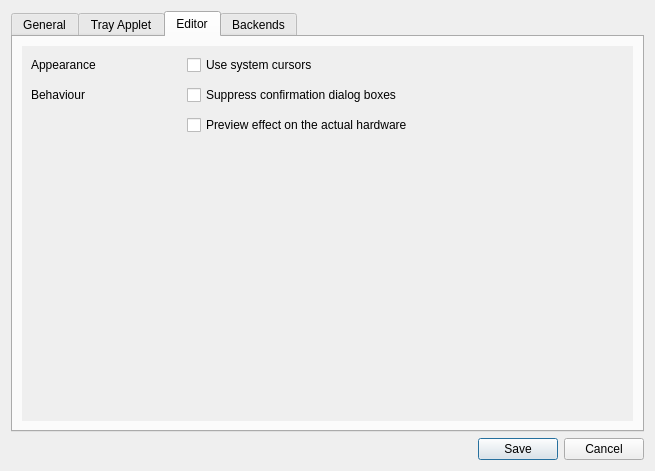
Old version of the form data/qt/preferences.ui in the repository polychromatic/polychromatic.
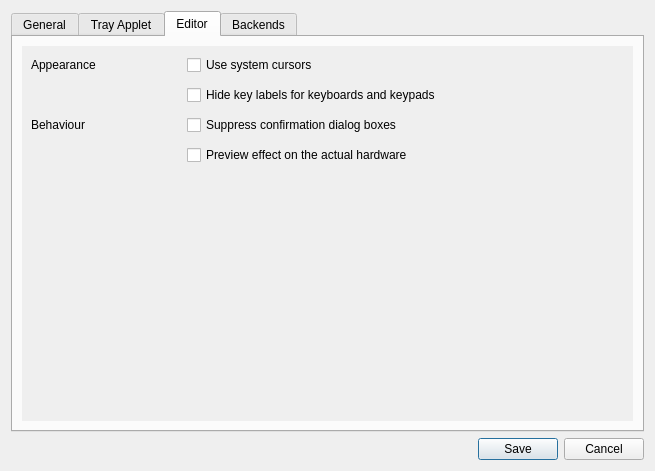
New version of the form. The open tabs and pages were chosen to show the change. Icons and pictures are not drawn.

Commit message:
preferences: Add option to hide key labels
Useful for devices that don't currently have a localized graphic but
share the same physical dimensions as another device. Or, for users
preferring a minimal display.

Intended for keyboards and keypads.

```diff
--- a/data/qt/preferences.ui
+++ b/data/qt/preferences.ui
@@ -590,6 +590,13 @@
              </property>
             </widget>
            </item>
+           <item row="1" column="1">
+            <widget class="QCheckBox" name="HideKeyLabels">
+             <property name="text">
+              <string>Hide key labels for keyboards and keypads</string>
+             </property>
+            </widget>
+           </item>
           </layout>
          </widget>
         </widget>
```
The commit also changes 6 other files.
